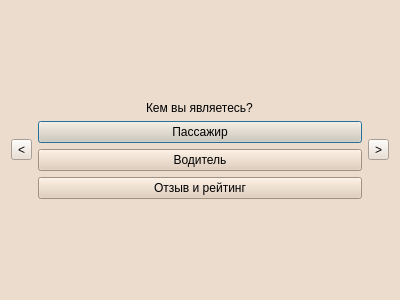
WvLadIck/TripLink, file client/drivercompanionwindow.ui: the form before one commit.
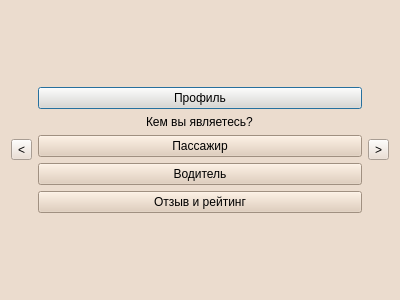
The form after the commit.

```diff
--- a/client/drivercompanionwindow.ui
+++ b/client/drivercompanionwindow.ui
@@ -32,6 +32,13 @@
      </item>
      <item>
       <layout class="QVBoxLayout" name="verticalLayout">
+       <item>
+        <widget class="QPushButton" name="pushButton_profile">
+         <property name="text">
+          <string>Профиль</string>
+         </property>
+        </widget>
+       </item>
        <item alignment="Qt::AlignHCenter">
         <widget class="QLabel" name="label_whois">
          <property name="styleSheet">
```
